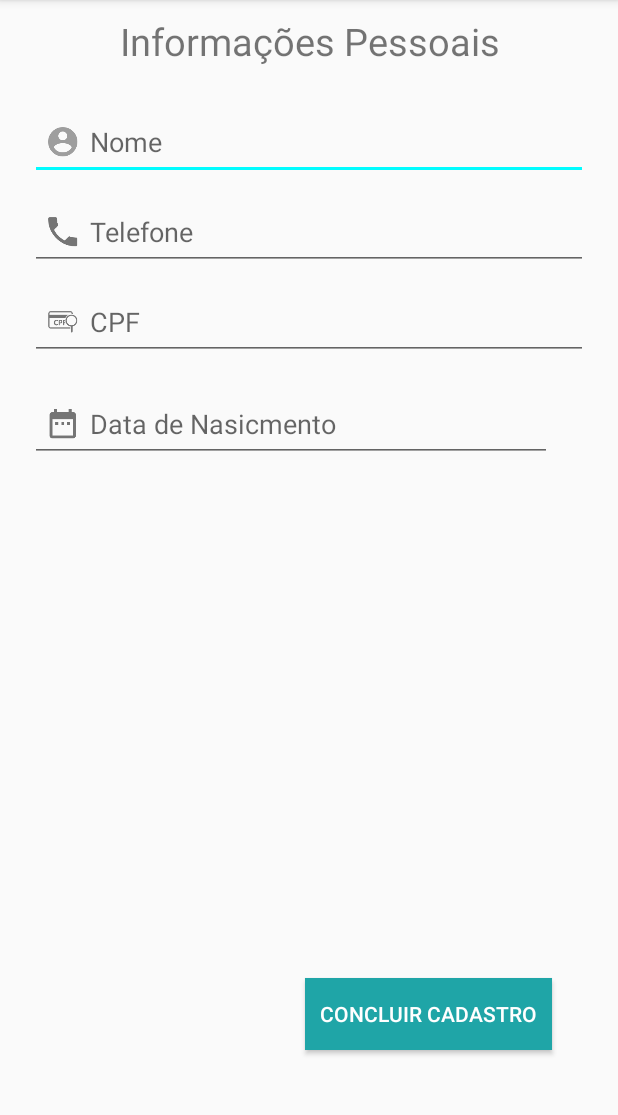
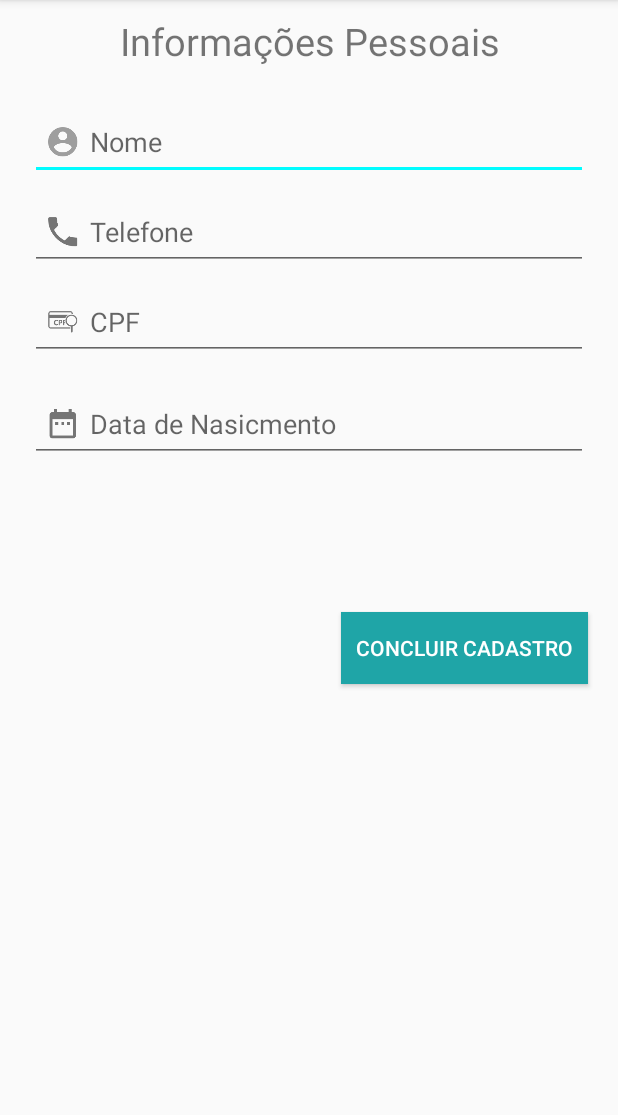
Before and after one commit to RobertoGomess/projetoandroid, an Android app: the CadastroPasso2Activity screen opened directly, with no data from a screen before it, on a phone screen of 412 x 824 dp, the part 84-1199 px from its top. Run offline under Robolectric (Android 15) with nearby library versions, the phone set to English and light mode, and no system bars.

Commit message:
Coloquei scrollView em alguma telas (Porque quando fica no modo horizontal os elementos nao aparecia na tela) :)

```diff
--- a/MeuProntuario/app/src/main/res/layout/activity_cadastro_passo2.xml
+++ b/MeuProntuario/app/src/main/res/layout/activity_cadastro_passo2.xml
@@ -1,4 +1,9 @@
 <?xml version="1.0" encoding="utf-8"?>
+
+<ScrollView xmlns:android="http://schemas.android.com/apk/res/android"
+    android:layout_width="match_parent"
+    android:layout_height="match_parent"
+    >
     <RelativeLayout xmlns:android="http://schemas.android.com/apk/res/android"
         xmlns:app="http://schemas.android.com/apk/res-auto"
         xmlns:tools="http://schemas.android.com/tools"
@@ -72,18 +77,22 @@
             android:drawableLeft="@drawable/ic_data"
             android:ems="10"
             android:hint="Data de Nasicmento"
-        android:inputType="date" />
+            android:inputType="date"
+            android:layout_alignEnd="@+id/txtCpf" />
 
         <Button
             android:id="@+id/btnConcluir"
             android:layout_width="wrap_content"
             android:layout_height="wrap_content"
-        android:layout_marginBottom="68dp"
             android:padding="10dp"
             android:background="@color/colorPrimaryDark"
             android:text="concluir cadastro"
             android:textColor="@color/colorBranco"
-        android:layout_alignParentBottom="true"
-        android:layout_alignEnd="@+id/txtDataNascimento" />
+            android:layout_below="@+id/txtDataNascimento"
+            android:layout_alignEnd="@+id/txtDataNascimento"
+            android:layout_marginTop="100dp"
+            android:layout_marginBottom="20dp"/>
 
     </RelativeLayout>
+
+</ScrollView>
--- a/MeuProntuario/app/src/main/res/layout/activity_login.xml
+++ b/MeuProntuario/app/src/main/res/layout/activity_login.xml
@@ -1,8 +1,9 @@
 <?xml version="1.0" encoding="utf-8"?>
+
     <RelativeLayout xmlns:android="http://schemas.android.com/apk/res/android"
         xmlns:app="http://schemas.android.com/apk/res-auto"
-    android:layout_width="match_parent" android:layout_height="match_parent"
-    >
+        android:layout_width="match_parent"
+        android:layout_height="match_parent">
 
         <EditText
             android:id="@+id/txtNomeUsuario"
```
Also changed, not shown: MeuProntuario/app/src/main/res/layout/activity_cadastro.xml (+10 -4 lines), MeuProntuario/app/src/main/res/layout/activity_esqueceu_senha.xml (+7 -1 lines). Lines whose indentation alone changed are shown as unchanged.
